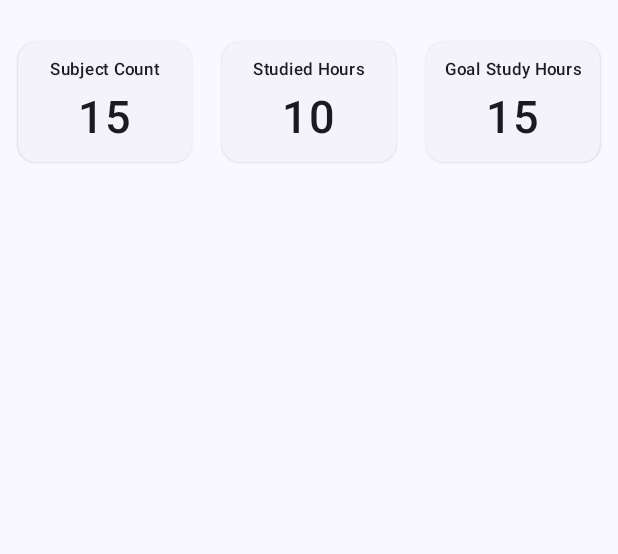
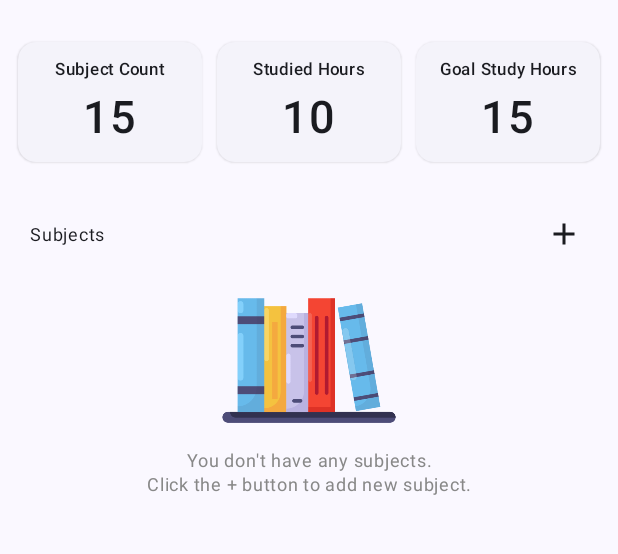
Before and after one commit to Amr4x4/study-smart-app, an Android app built with Jetpack Compose: the screen it shows after launch (MainActivity), on a phone screen of 412 x 824 dp, the part 72-626 px from its top. Run offline under Robolectric (Android 15) with nearby library versions, the phone set to English and light mode, and no system bars.

Commit message:
designing the subject card section and all the needed

```diff
--- a/app/src/main/java/com/example/study_smart/presentation/dashboard/DashboardScreen.kt
+++ b/app/src/main/java/com/example/study_smart/presentation/dashboard/DashboardScreen.kt
@@ -1,41 +1,37 @@
 package com.example.study_smart.presentation.dashboard
 
-import androidx.compose.foundation.layout.Arrangement
-import androidx.compose.foundation.layout.Column
-import androidx.compose.foundation.layout.Row
-import androidx.compose.foundation.layout.Spacer
-import androidx.compose.foundation.layout.fillMaxSize
-import androidx.compose.foundation.layout.fillMaxWidth
-import androidx.compose.foundation.layout.padding
+import androidx.compose.foundation.Image
+import androidx.compose.foundation.layout.*
 import androidx.compose.foundation.lazy.LazyColumn
+import androidx.compose.foundation.lazy.LazyRow
+import androidx.compose.foundation.lazy.items
 import androidx.compose.material.icons.Icons
 import androidx.compose.material.icons.filled.Add
-import androidx.compose.material3.CenterAlignedTopAppBar
-import androidx.compose.material3.ExperimentalMaterial3Api
-import androidx.compose.material3.Icon
-import androidx.compose.material3.IconButton
-import androidx.compose.material3.MaterialTheme
-import androidx.compose.material3.Scaffold
-import androidx.compose.material3.Text
+import androidx.compose.material3.*
 import androidx.compose.runtime.Composable
 import androidx.compose.ui.Alignment
 import androidx.compose.ui.Modifier
+import androidx.compose.ui.graphics.Color
+import androidx.compose.ui.res.painterResource
 import androidx.compose.ui.res.stringResource
+import androidx.compose.ui.text.style.TextAlign
 import androidx.compose.ui.tooling.preview.Preview
 import androidx.compose.ui.unit.dp
 import com.example.study_smart.R
+import com.example.study_smart.domine.model.Subject
 import com.example.study_smart.presentation.components.CountCard
-// start -> 17:21
+import com.example.study_smart.presentation.components.SubjectCard
+
 @Composable
 fun DashboardScreen() {
-    Scaffold (
+    Scaffold(
         topBar = { DashboardScreenTopBar() }
-    ){ paddingValues ->
-        LazyColumn (
+    ) { paddingValues ->
+        LazyColumn(
             modifier = Modifier
                 .fillMaxSize()
                 .padding(paddingValues)
-        ){
+        ) {
             item {
                 CountCardsSection(
                     modifier = Modifier
@@ -46,10 +42,16 @@ fun DashboardScreen() {
                     goalStudy = "15"
                 )
             }
-
+            item {
+                SubjectCardsSection(
+                    modifier = Modifier.fillMaxWidth(),
+                    subjectList = emptyList(),
+                    onAddIconClicked = {},
+                    onSubjectCardClick = {}
+                )
+            }
         }
     }
-
 }
 
 @OptIn(ExperimentalMaterial3Api::class)
@@ -68,25 +70,23 @@ private fun DashboardScreenTopBar() {
 @Composable
 private fun CountCardsSection(
     modifier: Modifier = Modifier,
-    subjectCount:Int,
-    studiedHours:String,
-    goalStudy:String
+    subjectCount: Int,
+    studiedHours: String,
+    goalStudy: String
 ) {
-    Row(
-        modifier = modifier
-    ) {
+    Row(modifier = modifier) {
         CountCard(
             modifier = Modifier.weight(1f),
             headingText = stringResource(R.string.subject_count),
             count = "$subjectCount"
         )
-        Spacer(Modifier.padding(horizontal = 10.dp))
+        Spacer(Modifier.width(10.dp))
         CountCard(
             modifier = Modifier.weight(1f),
             headingText = stringResource(R.string.studied_hours),
             count = studiedHours
         )
-        Spacer(Modifier.padding(horizontal = 10.dp))
+        Spacer(Modifier.width(10.dp))
         CountCard(
             modifier = Modifier.weight(1f),
             headingText = stringResource(R.string.goal_study_hours),
@@ -96,28 +96,60 @@ private fun CountCardsSection(
 }
 
 @Composable
-private fun SubjectCardsSection(modifier: Modifier = Modifier) {
-    Column {
+private fun SubjectCardsSection(
+    modifier: Modifier,
+    subjectList: List<Subject>,
+    emptyListText: String = "You don't have any subjects.\nClick the + button to add new subject.",
+    onAddIconClicked: () -> Unit,
+    onSubjectCardClick: (Int?) -> Unit
+) {
+    Column(modifier = modifier.padding(12.dp)) {
         Row(
-            modifier = Modifier.fillMaxSize(),
+            modifier = Modifier.fillMaxWidth(),
             verticalAlignment = Alignment.CenterVertically,
             horizontalArrangement = Arrangement.SpaceBetween
-        ){
+        ) {
             Text(
-                text = "SUBJECTS",
+                text = stringResource(R.string.subjects),
                 style = MaterialTheme.typography.bodySmall,
-                modifier = Modifier.padding(start = 12.dp)
+                modifier = Modifier.padding(start = 8.dp)
             )
-            IconButton(
-                onClick = {/* TODO */}
-            ) {
+            IconButton(onClick = onAddIconClicked) {
                 Icon(
                     imageVector = Icons.Default.Add,
-                    contentDescription = stringResource(R.string.add_subject)
+                    contentDescription = stringResource(R.string.add_subject) // Add to strings.xml
                 )
             }
         }
-
+        if (subjectList.isEmpty()) {
+            Image(
+                modifier = Modifier
+                    .size(120.dp)
+                    .align(Alignment.CenterHorizontally),
+                painter = painterResource(R.drawable.img_books),
+                contentDescription = emptyListText
+            )
+            Text(
+                modifier = Modifier.fillMaxWidth(),
+                text = emptyListText,
+                style = MaterialTheme.typography.bodySmall,
+                color = Color.Gray,
+                textAlign = TextAlign.Center
+            )
+        } else {
+            LazyRow (
+                horizontalArrangement = Arrangement.spacedBy(12.dp),
+                contentPadding = PaddingValues(start = 12.dp, end = 12.dp)
+            ){
+                items(subjectList) { subject ->
+                    SubjectCard(
+                        subjectName = subject.name,
+                        gradientColor = subject.colors,
+                        onClick = { }
+                    )
+                }
+            }
+        }
     }
 }
 
--- a/app/src/main/res/values/strings.xml
+++ b/app/src/main/res/values/strings.xml
@@ -5,5 +5,8 @@
     <string name="studied_hours">Studied Hours</string>
     <string name="goal_study_hours">Goal Study Hours</string>
     <string name="add_subject">Add Subject</string>
+    <string name="subjects">Subjects</string>
+
+
 
 </resources>
```
Also changed, not shown: app/src/main/java/com/example/study_smart/domine/model/Subject.kt (added, +18 -0 lines), app/src/main/java/com/example/study_smart/presentation/components/SubjectCard.kt (added, +55 -0 lines).
